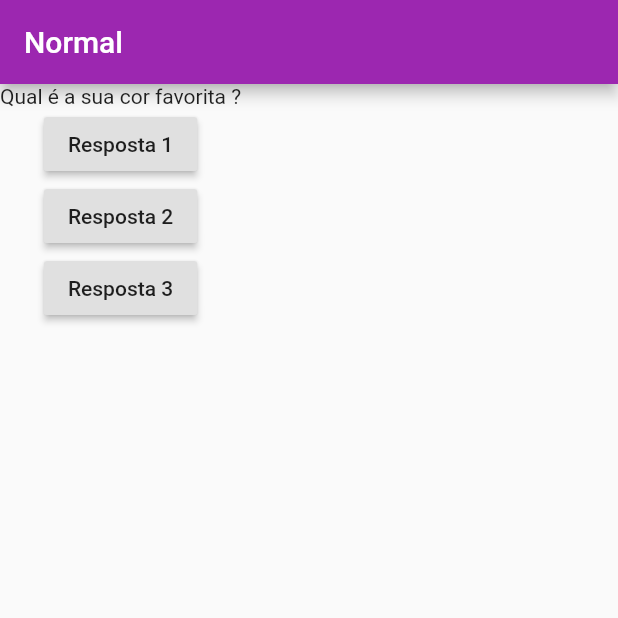
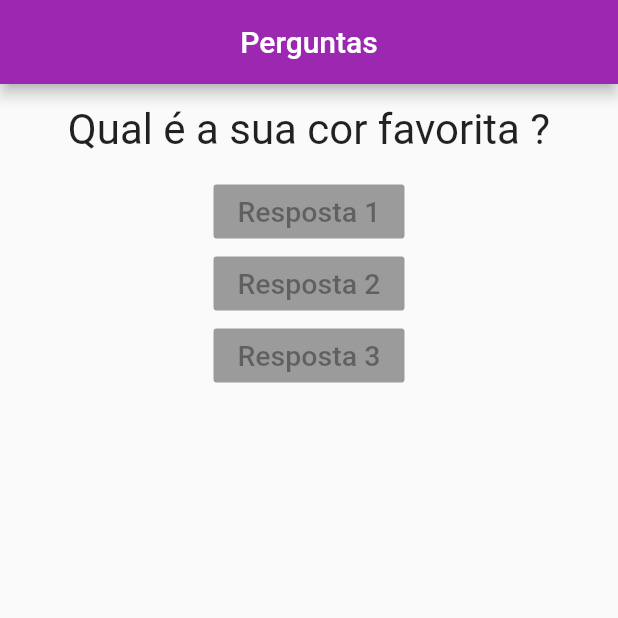
Before and after one commit to andows159/learningflutter, a Flutter app: the screen it shows after launch, on a phone screen of 412 x 824 dp, the top half of it. Run offline on Flutter 3.47's test engine with Material 2 defaults, Android fonts, the phone set to English and light mode, and no system bars.

Commit message:
Aula 29 modulo 2

```diff
--- a/questions_and_answers/lib/main.dart
+++ b/questions_and_answers/lib/main.dart
@@ -1,5 +1,6 @@
 import 'package:flutter/material.dart';
 import 'questao.dart';
+import 'respostas.dart';
 
 main() => runApp(PerguntaApp());
 
@@ -27,22 +28,28 @@ class _PerguntaAppState extends State<PerguntaApp> {
     return MaterialApp(
         home: Scaffold(
             appBar: AppBar(
-              title: Text(appBar),
+              title: Container(
+                width: double.infinity,
+                child: Text(
+                  'Perguntas',
+                  textAlign: TextAlign.center,
+                ),
+              ),
               backgroundColor: Colors.purple,
             ),
             body: Column(children: <Widget>[
               Questao(perguntas[_perguntaSelecionada]),
               RaisedButton(
-                child: Text('Resposta 1'),
-                onPressed: _responder,
+                child: Respostas('Resposta 1'),
+                onPressed: null,
               ),
               RaisedButton(
-                child: Text('Resposta 2'),
-                onPressed: _responder,
+                child: Respostas('Resposta 2'),
+                onPressed: null,
               ),
               RaisedButton(
-                child: Text('Resposta 3'),
-                onPressed: _responder,
+                child: Respostas('Resposta 3'),
+                onPressed: null,
               )
             ])));
   }
--- a/questions_and_answers/lib/questao.dart
+++ b/questions_and_answers/lib/questao.dart
@@ -5,6 +5,14 @@ class Questao extends StatelessWidget {
   Questao(this.texto);
   @override
   Widget build(BuildContext context) {
-    return (Text(texto));
+    return Container(
+      width: double.infinity,
+      margin: EdgeInsets.all(14),
+      child: (Text(
+        texto,
+        style: TextStyle(fontSize: 28),
+        textAlign: TextAlign.center,
+      )),
+    );
   }
 }
--- /dev/null
+++ b/questions_and_answers/lib/respostas.dart
@@ -0,0 +1,13 @@
+import 'package:flutter/material.dart';
+
+class Respostas extends StatelessWidget {
+  final String texto;
+  Respostas(this.texto);
+  @override
+  Widget build(BuildContext context) {
+    return Text(
+      texto,
+      style: TextStyle(fontSize: 19),
+    );
+  }
+}
```
Also changed, not shown: 1 other file.
